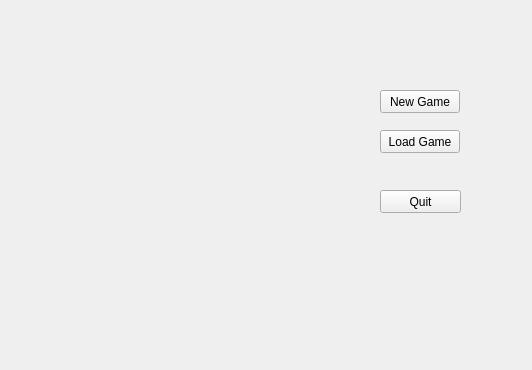
Old version of the form src/MainWindowSample.ui in the repository qiubix/PirexPickleBlowfish.
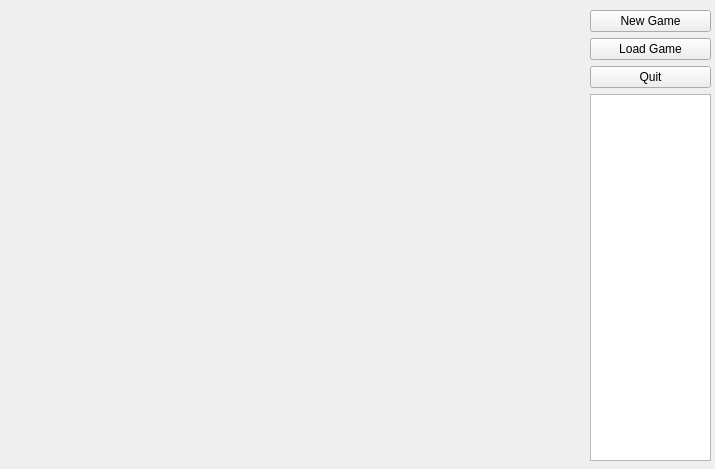
New version of the form.

Commit message: added text field and vertical layout to buttons

Patch:
```diff
--- a/src/MainWindowSample.ui
+++ b/src/MainWindowSample.ui
@@ -6,51 +6,48 @@
    <rect>
     <x>0</x>
     <y>0</y>
-    <width>532</width>
-    <height>370</height>
+    <width>715</width>
+    <height>469</height>
    </rect>
   </property>
   <property name="windowTitle">
    <string>Form</string>
   </property>
+  <widget class="QWidget" name="">
+   <property name="geometry">
+    <rect>
+     <x>590</x>
+     <y>10</y>
+     <width>121</width>
+     <height>451</height>
+    </rect>
+   </property>
+   <layout class="QVBoxLayout" name="verticalLayout">
+    <item>
   <widget class="QPushButton" name="NewGameButton">
-   <property name="geometry">
-    <rect>
-     <x>380</x>
-     <y>90</y>
-     <width>80</width>
-     <height>23</height>
-    </rect>
-   </property>
    <property name="text">
     <string>New Game</string>
    </property>
   </widget>
+    </item>
+    <item>
   <widget class="QPushButton" name="LoadGameButton">
-   <property name="geometry">
-    <rect>
-     <x>380</x>
-     <y>130</y>
-     <width>80</width>
-     <height>23</height>
-    </rect>
-   </property>
    <property name="text">
     <string>Load Game</string>
    </property>
   </widget>
+    </item>
+    <item>
   <widget class="QPushButton" name="QuitGameButton">
-   <property name="geometry">
-    <rect>
-     <x>380</x>
-     <y>190</y>
-     <width>81</width>
-     <height>23</height>
-    </rect>
-   </property>
    <property name="text">
     <string>Quit</string>
    </property>
+     </widget>
+    </item>
+    <item>
+     <widget class="QTextBrowser" name="textBrowser"/>
+    </item>
+   </layout>
   </widget>
  </widget>
  <resources/>
```
Lines whose indentation alone changed are shown as unchanged.
